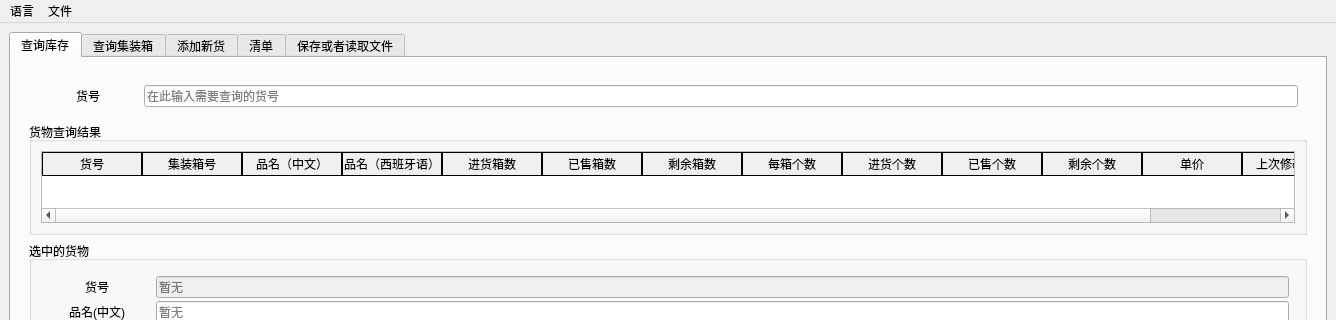
linxinwNeo/CompanyStroageManagement, file CompanyStroageManagement/mainwindow.ui: the form before one commit; both pictures show x 0 to 1336 and y 0 to 320 of the 1336 by 541 pixel window.
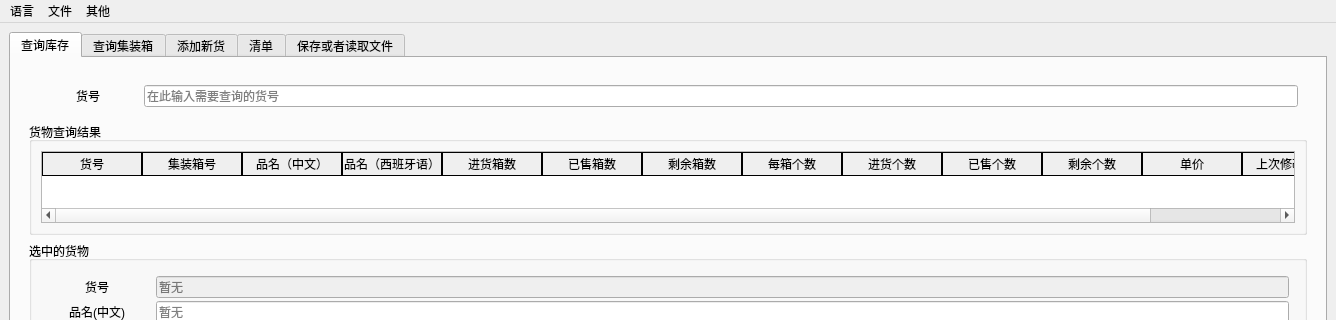
The form after the commit. Custom widgets are drawn as their Qt base class.

Patch:
```diff
--- a/CompanyStroageManagement/mainwindow.ui
+++ b/CompanyStroageManagement/mainwindow.ui
@@ -1349,8 +1349,15 @@
     <addaction name="action_Save_Inventory"/>
     <addaction name="action_Save_Lists"/>
    </widget>
+   <widget class="QMenu" name="menu">
+    <property name="title">
+     <string>其他</string>
+    </property>
+    <addaction name="actionChangePassword"/>
+   </widget>
    <addaction name="LanguageMenu"/>
    <addaction name="FileMenu"/>
+   <addaction name="menu"/>
   </widget>
   <widget class="QStatusBar" name="statusbar"/>
   <action name="actionChinese">
```
Left out of the diff: 5 changed lines with no effect on the pictures.
